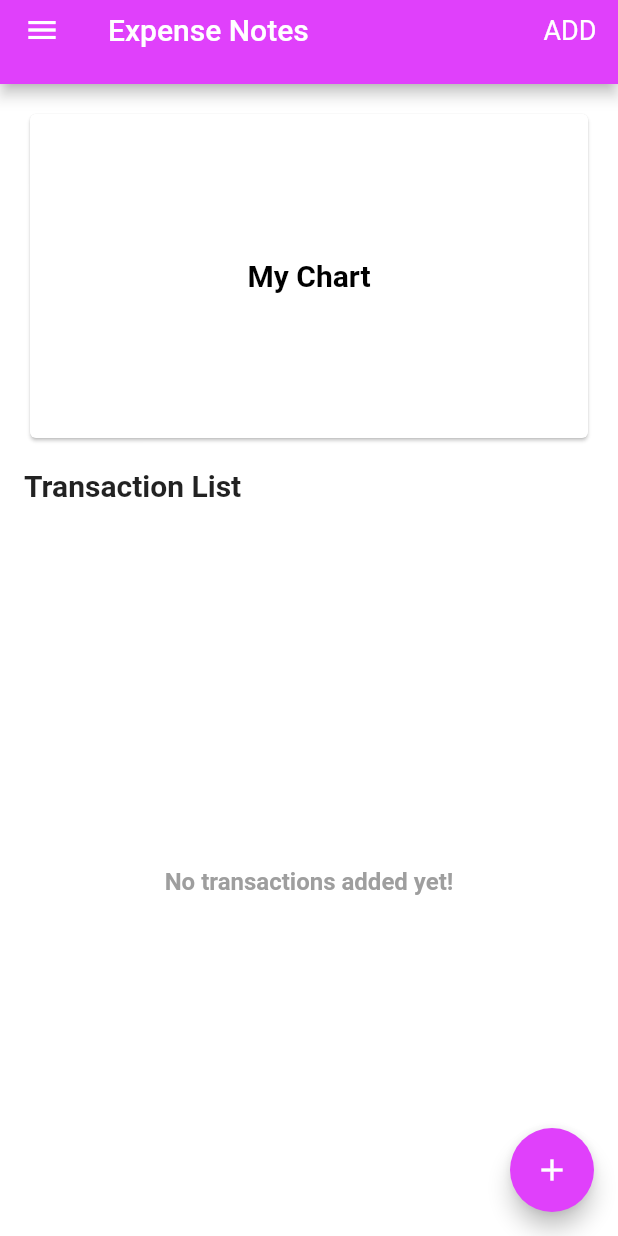
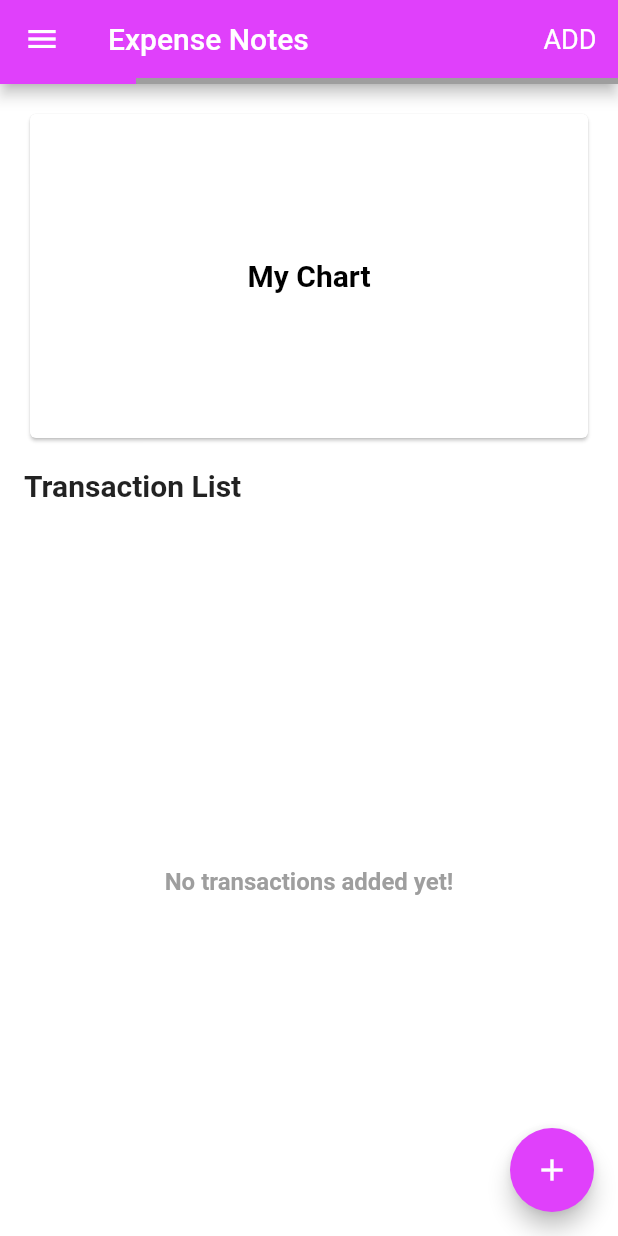
Before and after one commit to nhatduynguyenbbv/expense_notes, a Flutter app: the screen it shows after launch, in the side drawer, after a tap on "Home", on a phone screen of 412 x 824 dp. Run offline on Flutter 3.47's test engine with Material 2 defaults, Android fonts, the phone set to English and light mode, and no system bars; our stand-ins replace firebase_core, firebase_database, fl_chart, shared_preferences; missing offline and left inert: dart:ffi; accounts and stored records are empty; network calls fail.

Commit message:
Update: Appbar progress bar

```diff
--- a/lib/src/widgets/progress/progress_indicator.dart
+++ b/lib/src/widgets/progress/progress_indicator.dart
@@ -50,7 +50,7 @@ class _AppLinearProgressIndicatorState extends State<AppLinearProgressIndicator>
               value: controller.value,
               semanticsLabel: 'Is Loading',
             )
-          : const Text(''),
+          : const SizedBox.shrink(),
     );
   }
 }
--- a/lib/src/widgets/transaction/transaction_list_view.dart
+++ b/lib/src/widgets/transaction/transaction_list_view.dart
@@ -17,7 +17,8 @@ class TransactionListView extends StatelessWidget {
         future: context.read<TransactionModel>().fetch(),
         builder: (context, snapshot) {
           final model = context.watch<TransactionModel>();
-          context.read<AppModel>().setLoading(false);
+          var future = Future.delayed(const Duration(seconds: 5));
+          future.then((value) => context.read<AppModel>().setLoading(false));
 
           return Expanded(
             child: model.transactions.isNotEmpty
```
